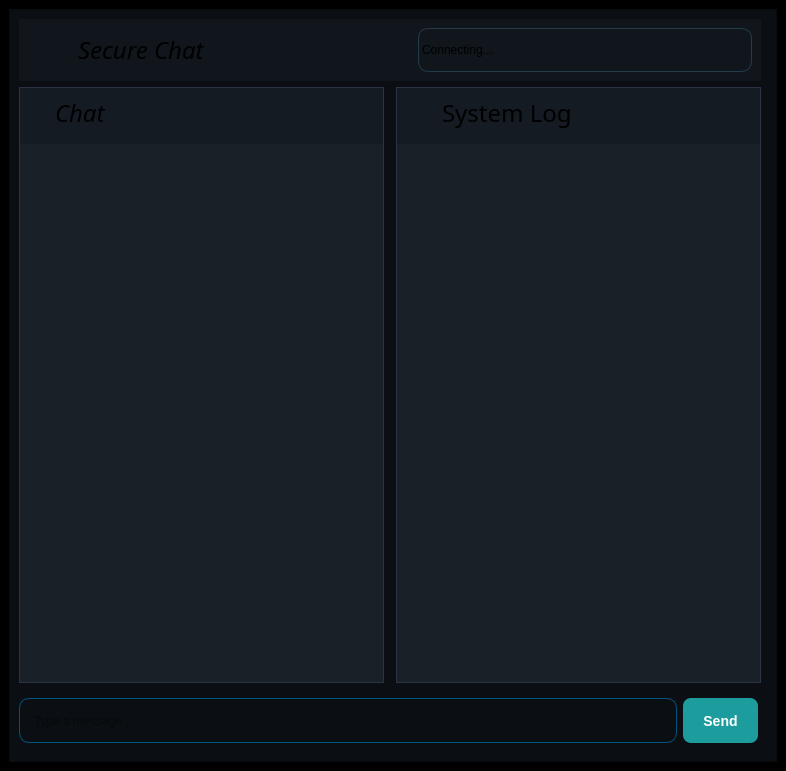
Old version of the form client/mainwindow.ui in the repository aayushbist07/SecureChat.
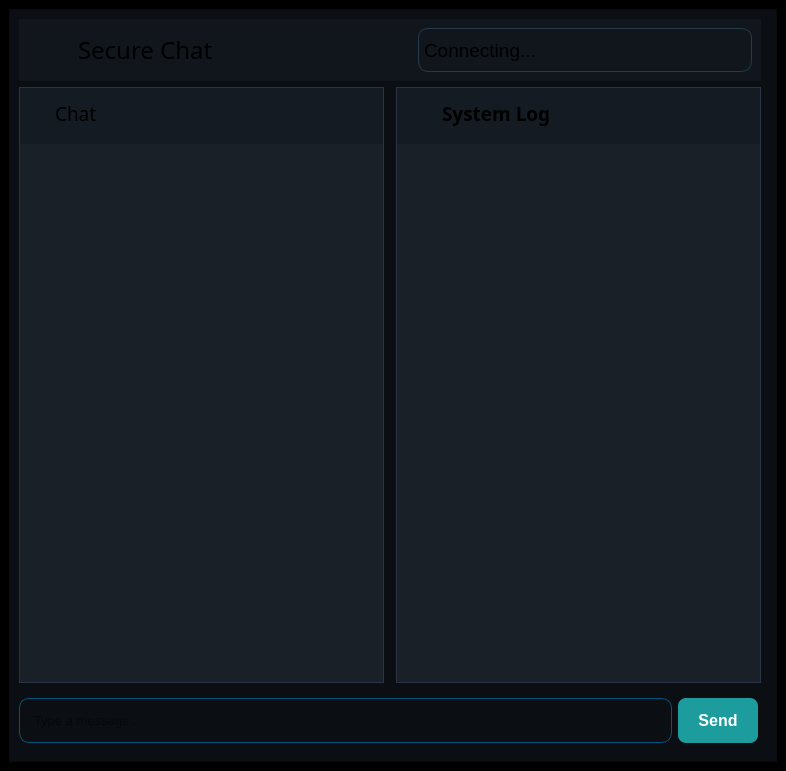
New version of the form. Icons and pictures are not drawn.

Commit message: Refined Client Sided GUI

Patch:
```diff
--- a/client/mainwindow.ui
+++ b/client/mainwindow.ui
@@ -109,8 +109,9 @@
               </property>
               <property name="font">
                <font>
-                <family>Monotype Corsiva</family>
-                <pointsize>18</pointsize>
+                <family>Javanese Text</family>
+                <pointsize>14</pointsize>
+                <bold>true</bold>
                </font>
               </property>
               <property name="styleSheet">
@@ -223,9 +224,10 @@
               </property>
               <property name="font">
                <font>
-                <family>Monotype Corsiva</family>
-                <pointsize>18</pointsize>
-                <italic>true</italic>
+                <family>Javanese Text</family>
+                <pointsize>14</pointsize>
+                <italic>false</italic>
+                <bold>false</bold>
                </font>
               </property>
               <property name="styleSheet">
@@ -342,9 +344,9 @@
              <widget class="QLabel" name="label">
               <property name="font">
                <font>
-                <family>Monotype Corsiva</family>
+                <family>Javanese Text</family>
                 <pointsize>18</pointsize>
-                <italic>true</italic>
+                <italic>false</italic>
                </font>
               </property>
               <property name="text">
@@ -354,6 +356,11 @@
             </item>
             <item>
              <widget class="QLabel" name="label_IdentityDisplay">
+              <property name="font">
+               <font>
+                <pointsize>14</pointsize>
+               </font>
+              </property>
               <property name="styleSheet">
                <string notr="true">border : 0.5px solid rgb(36, 59, 76);
 border-radius:10px;</string>
@@ -400,6 +407,11 @@
               <height>45</height>
              </size>
             </property>
+            <property name="font">
+             <font>
+              <pointsize>10</pointsize>
+             </font>
+            </property>
             <property name="styleSheet">
              <string notr="true">
 border: 1px solid #3a4050;
@@ -422,11 +434,17 @@
               <height>45</height>
              </size>
             </property>
+            <property name="font">
+             <font>
+              <pointsize>-1</pointsize>
+              <bold>true</bold>
+             </font>
+            </property>
             <property name="styleSheet">
              <string notr="true">QPushButton#sendButton {
     background-color: rgb(29, 156, 158);
     color: #ffffff;
-    font-size: 14px;
+    font-size: 16px;
     font-weight: bold;
     border: none;
     border-radius: 8px;
```
Left out of the diff: 7 changed lines with no effect on the pictures.
